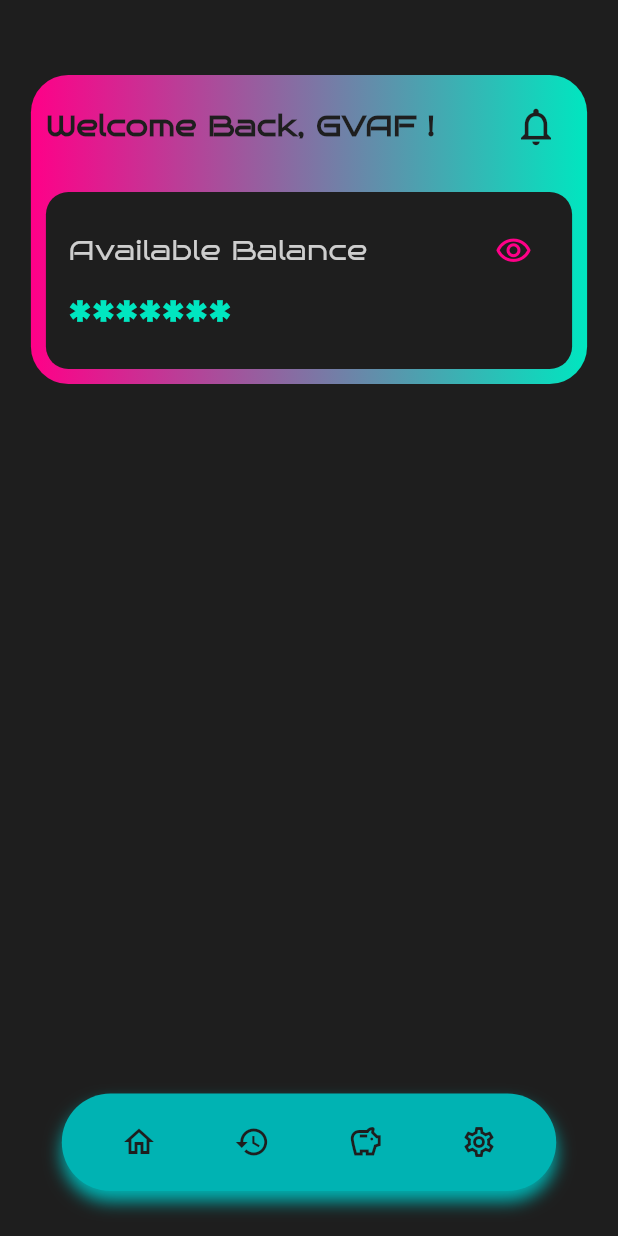
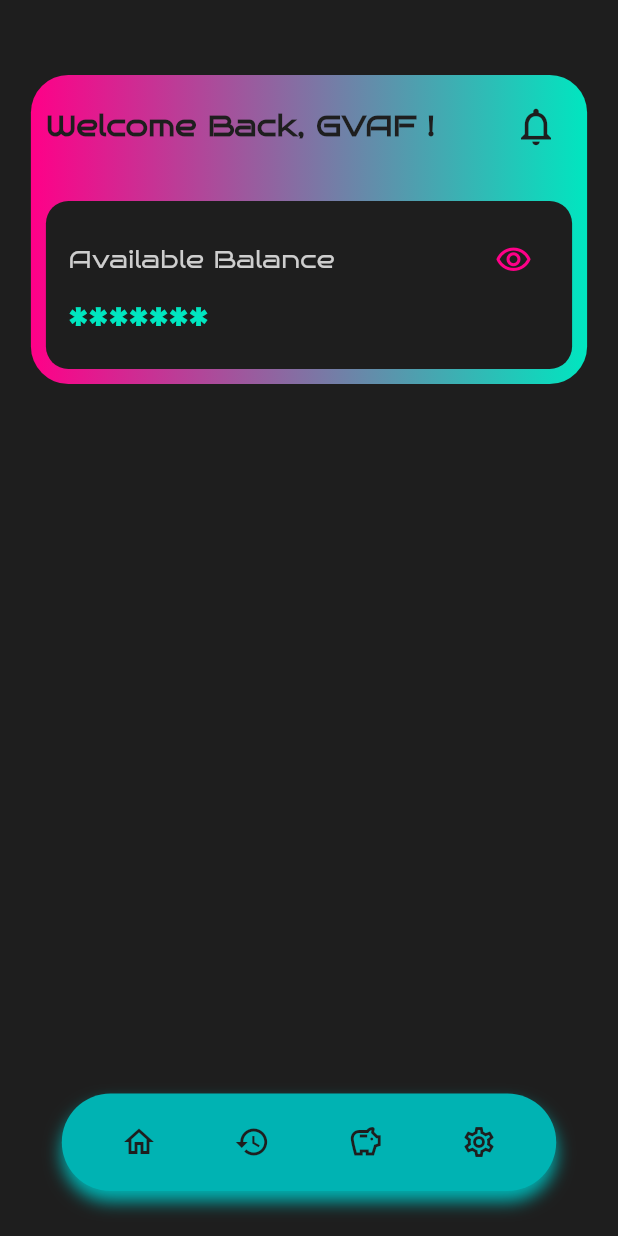
Before and after one commit to GV4F/Finance_Management, a Flutter app: the screen it shows after launch, on a phone screen of 412 x 824 dp. Run offline on Flutter 3.47's test engine with Material 3 defaults, Android fonts, the light colour scheme and no system bars; our stand-ins replace go_router.

Commit message:
Font Size modified

```diff
--- a/lib/widgets/main_header.dart
+++ b/lib/widgets/main_header.dart
@@ -75,7 +75,7 @@ class _MainHeaderState extends State<MainHeader> {
                               'Available Balance',
                               style: TextStyle(
                                 color: colors.onSurface,
-                                fontSize: 18,
+                                fontSize: 16,
                               ),
                             ),
                             IconButton(
@@ -88,7 +88,7 @@ class _MainHeaderState extends State<MainHeader> {
                           '*******',
                           style: TextStyle(
                             color: colors.primary,
-                            fontSize: 28,
+                            fontSize: 24,
                             fontWeight: FontWeight.bold,
                           ),
                         )
```
